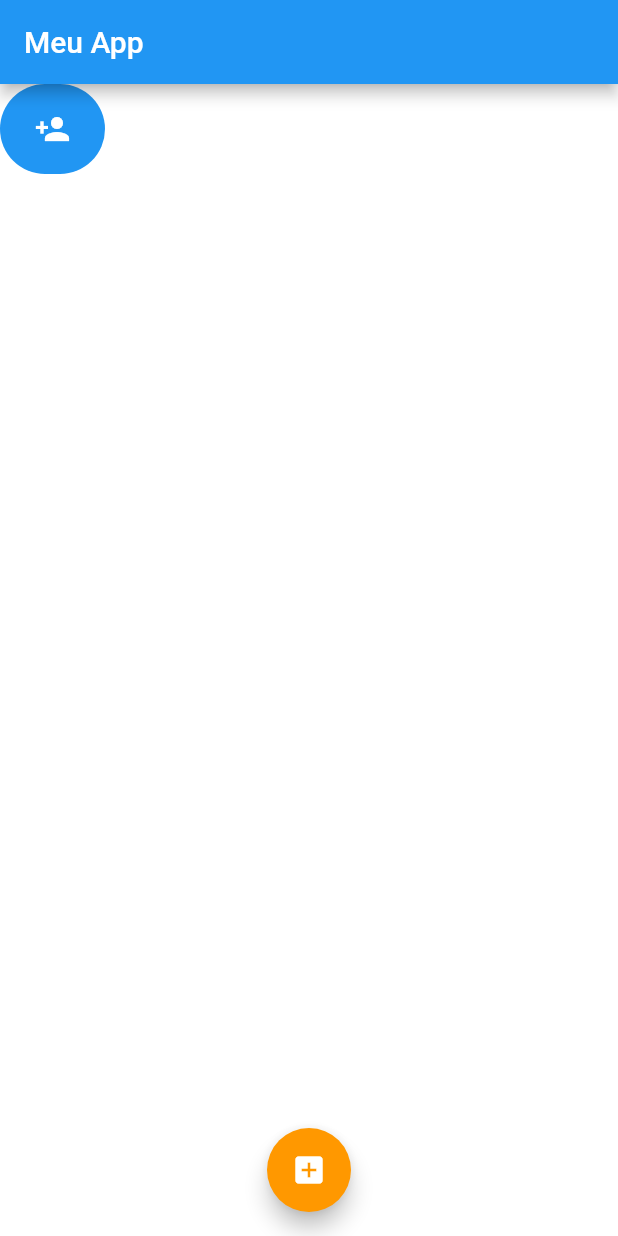
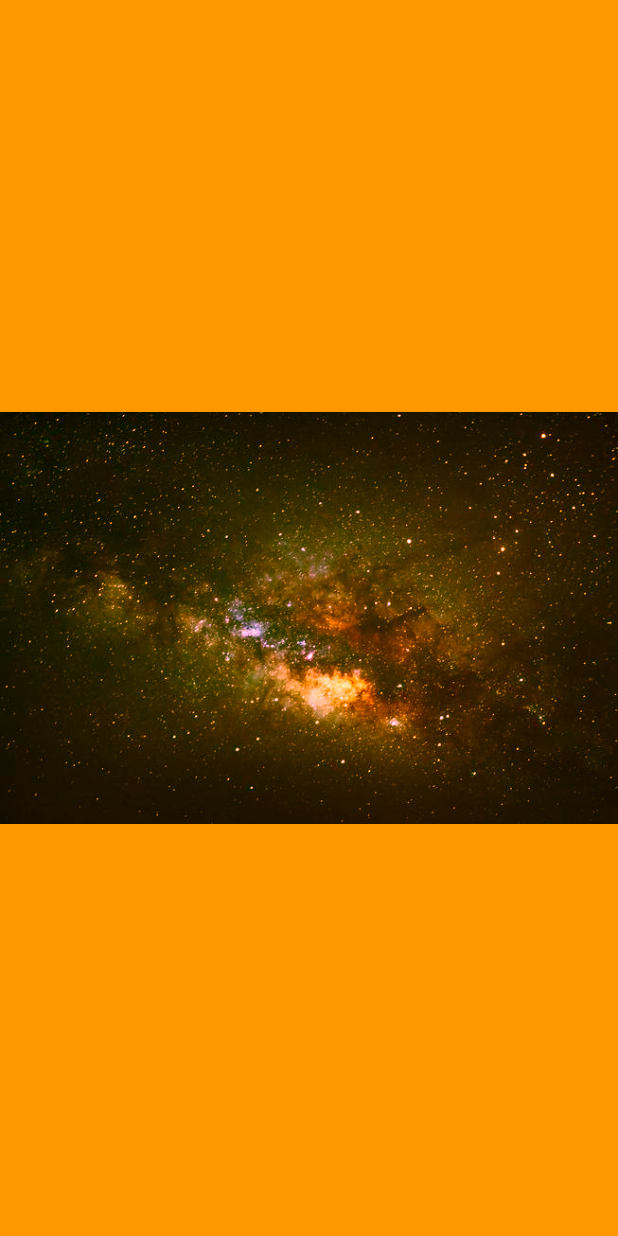
Before and after one commit to SandroRF1973/animacoes, a Flutter app: the screen it shows after launch, on a phone screen of 412 x 824 dp. Run offline on Flutter 3.47's test engine with Material 2 defaults, Android fonts, the phone set to English and light mode, and no system bars.

Commit message:
Aula - 246

```diff
--- /dev/null
+++ b/lib/animacao_tween.dart
@@ -0,0 +1,49 @@
+import 'package:flutter/material.dart';
+
+class AnimacaoTween extends StatefulWidget {
+  const AnimacaoTween({super.key});
+
+  @override
+  State<AnimacaoTween> createState() => _AnimacaoTweenState();
+}
+
+class _AnimacaoTweenState extends State<AnimacaoTween> {
+  static final colorTween = ColorTween(begin: Colors.white, end: Colors.orange);
+
+  @override
+  Widget build(BuildContext context) {
+    return Center(
+      // child: TweenAnimationBuilder(
+      //     tween: Tween<double>(begin: 0, end: 6.28),
+      //     duration: const Duration(seconds: 2),
+      //     builder: (BuildContext context, double angulo, Widget? widget) {
+      //       return Transform.rotate(
+      //         angle: angulo,
+      //         child: Image.asset("imagens/logo.png"),
+      //       );
+      //     }),
+
+      // child: TweenAnimationBuilder(
+      //     tween: Tween<double>(begin: 50, end: 180),
+      //     duration: const Duration(seconds: 1),
+      //     builder: (BuildContext context, double largura, Widget? widget) {
+      //       return Container(
+      //         color: Colors.green,
+      //         width: largura,
+      //         height: 60,
+      //       );
+      //     }),
+
+      child: TweenAnimationBuilder(
+          tween: colorTween,
+          duration: const Duration(seconds: 2),
+          builder: (BuildContext context, Color? cor, Widget? widget) {
+            return ColorFiltered(
+              colorFilter: ColorFilter.mode(cor!, BlendMode.overlay),
+              child: widget,
+            );
+          },
+          child: Image.asset("imagens/estrelas.jpg")),
+    );
+  }
+}
--- a/lib/main.dart
+++ b/lib/main.dart
@@ -1,10 +1,11 @@
 import 'package:animacoes/animacao_implicita.dart';
+import 'package:animacoes/animacao_tween.dart';
 import 'package:animacoes/criando_animacoes_basicas.dart';
 import 'package:flutter/material.dart';
 
 void main() {
   runApp(const MaterialApp(
-    home: CriandoAnimacoesBasicas(),
+    home: AnimacaoTween(),
     debugShowCheckedModeBanner: false,
   ));
 }
--- a/pubspec.yaml
+++ b/pubspec.yaml
@@ -61,6 +61,7 @@
   # To add assets to your application, add an assets section, like this:
   assets:
     - imagens/logo.png
+    - imagens/estrelas.jpg
 
 
   # An image asset can refer to one or more resolution-specific "variants", see
```
Also changed, not shown: imagens/estrelas.jpg (added).
